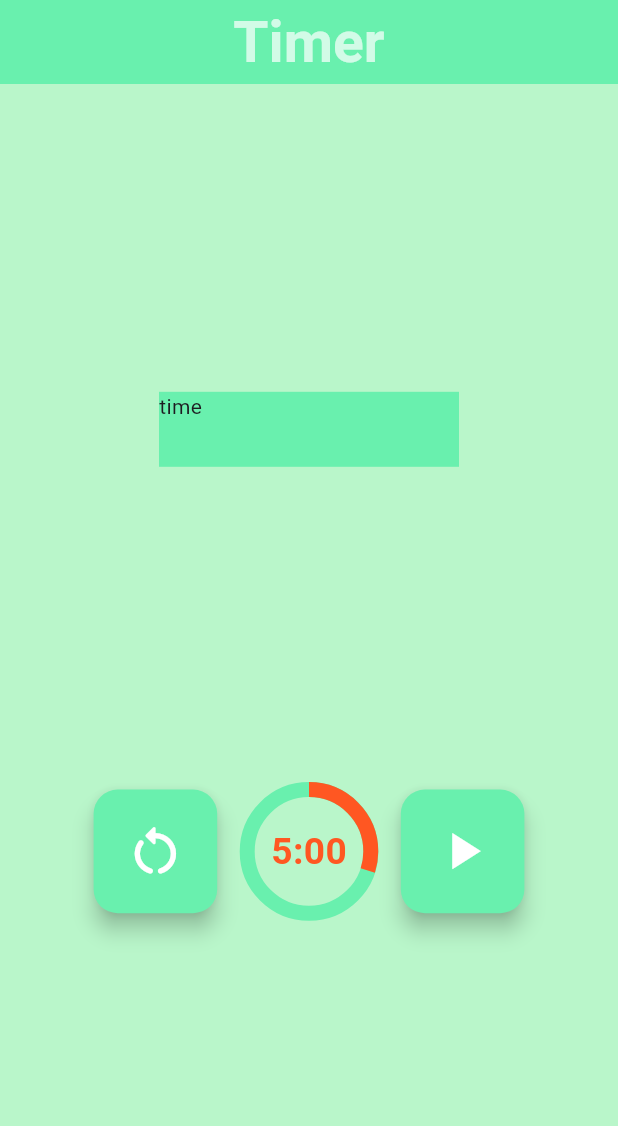
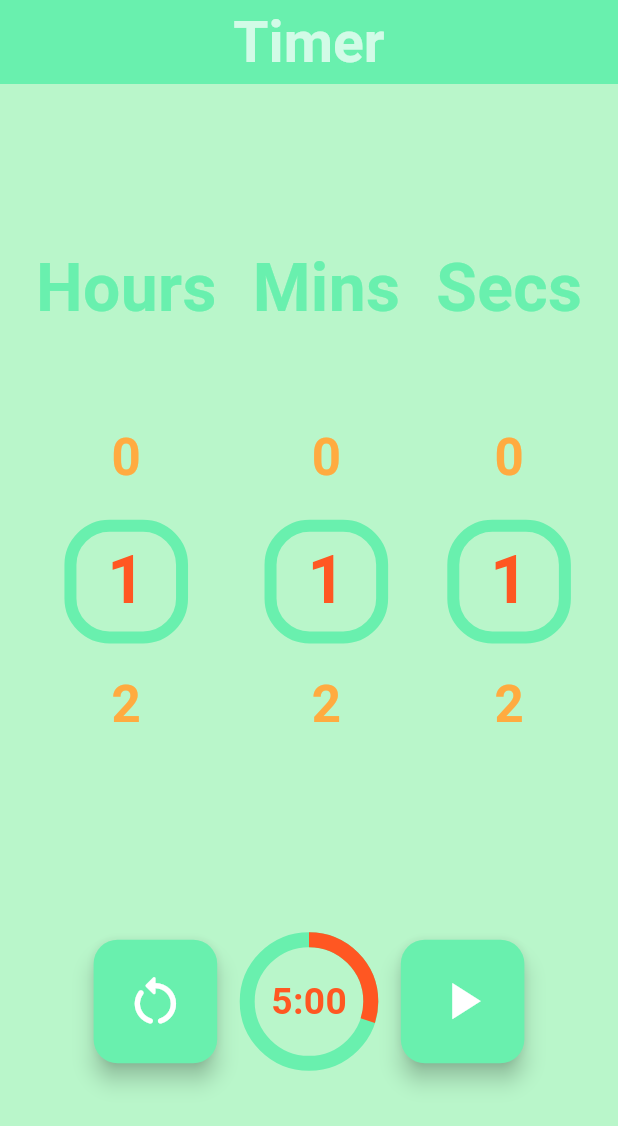
Before and after one commit to itrieditlikethis/timer_state, a Flutter app: the screen it shows after launch, on a phone screen of 412 x 824 dp. Shown: the top 1126 px of the screen. Run offline on Flutter 3.47's test engine with Material 3 defaults, Android fonts, the phone set to English and light mode, and no system bars; drawn by our look-alikes of numberpicker.

Commit message:
feat: add number picker for timepicker

```diff
--- a/lib/time_picker.dart
+++ b/lib/time_picker.dart
@@ -1,15 +1,115 @@
 import 'package:flutter/material.dart';
+import 'package:numberpicker/numberpicker.dart';
 
-class TimePicker extends StatelessWidget {
+class TimePicker extends StatefulWidget {
   const TimePicker({super.key});
 
   @override
+  State<TimePicker> createState() => _TimePickerState();
+}
+
+class _TimePickerState extends State<TimePicker> {
+  int _currentHourValue = 1;
+  int _currentMinsValue = 1;
+  int _currentSecsValue = 1;
+
+  void onHourChange(int value) {
+    setState(() {
+      _currentHourValue = value;
+    });
+  }
+
+  void onMinutesChange(int value) {
+    setState(() {
+      _currentMinsValue = value;
+    });
+  }
+
+  void onSecsChange(int value) {
+    setState(() {
+      _currentSecsValue = value;
+    });
+  }
+
+  @override
   Widget build(BuildContext context) {
-    return Container(
-      height: 50,
-      width: 200,
-      decoration: BoxDecoration(color: Colors.greenAccent),
-      child: Text('time'),
+    return Column(
+      children: [
+        Row(
+          mainAxisAlignment: MainAxisAlignment.spaceEvenly,
+          children: [
+            Picker(
+              currentValue: _currentHourValue,
+              onMinutesChange: onHourChange,
+              title: 'Hours',
+            ),
+            Picker(
+              currentValue: _currentMinsValue,
+              onMinutesChange: onMinutesChange,
+              title: 'Mins',
+            ),
+            Picker(
+              currentValue: _currentSecsValue,
+              onMinutesChange: onSecsChange,
+              title: 'Secs',
+            ),
+          ],
+        ),
+      ],
     );
   }
 }
+
+class Picker extends StatelessWidget {
+  final int currentValue;
+  final void Function(int) onMinutesChange;
+  final String title;
+
+  const Picker({
+    super.key,
+    required this.currentValue,
+    required this.onMinutesChange,
+    required this.title,
+  });
+
+  @override
+  Widget build(BuildContext context) {
+    final size = MediaQuery.of(context).size;
+
+    return Column(
+      spacing: 40,
+      children: [
+        Text(
+          title,
+          style: TextStyle(
+            color: Colors.greenAccent,
+            fontSize: 44,
+            fontWeight: FontWeight.bold,
+          ),
+        ),
+        NumberPicker(
+          decoration: BoxDecoration(
+              border: Border.all(color: Colors.greenAccent, width: 8),
+              // color: Colors.greenAccent,
+              borderRadius: BorderRadius.circular(30)),
+          itemHeight: size.height * 0.1,
+          itemWidth: size.height * 0.1,
+          zeroPad: title == 'hours' ? true : false,
+          textStyle: TextStyle(
+              color: Colors.orangeAccent,
+              fontSize: 34,
+              fontWeight: FontWeight.bold),
+          selectedTextStyle: TextStyle(
+              color: Colors.deepOrange,
+              fontSize: 44,
+              fontWeight: FontWeight.bold),
+          itemCount: 3,
+          minValue: 0,
+          maxValue: title == 'hours' ? 24 : 60,
+          value: currentValue,
+          onChanged: (value) => onMinutesChange(value),
+        ),
+      ],
+    );
+  }
+}
--- a/lib/timer_page.dart
+++ b/lib/timer_page.dart
@@ -26,7 +26,7 @@ class TimerApp extends StatelessWidget {
           crossAxisAlignment: CrossAxisAlignment.center,
           mainAxisAlignment: MainAxisAlignment.spaceEvenly,
           children: [
-            const TimePicker(),
+            TimePicker(),
             const Timer(),
           ],
         ),
--- a/pubspec.yaml
+++ b/pubspec.yaml
@@ -9,6 +9,7 @@ environment:
 dependencies:
   flutter:
     sdk: flutter
+  numberpicker: ^2.0.1
 
 dev_dependencies:
   flutter_test:
```
Also changed, not shown: pubspec.lock, 1 other file.
